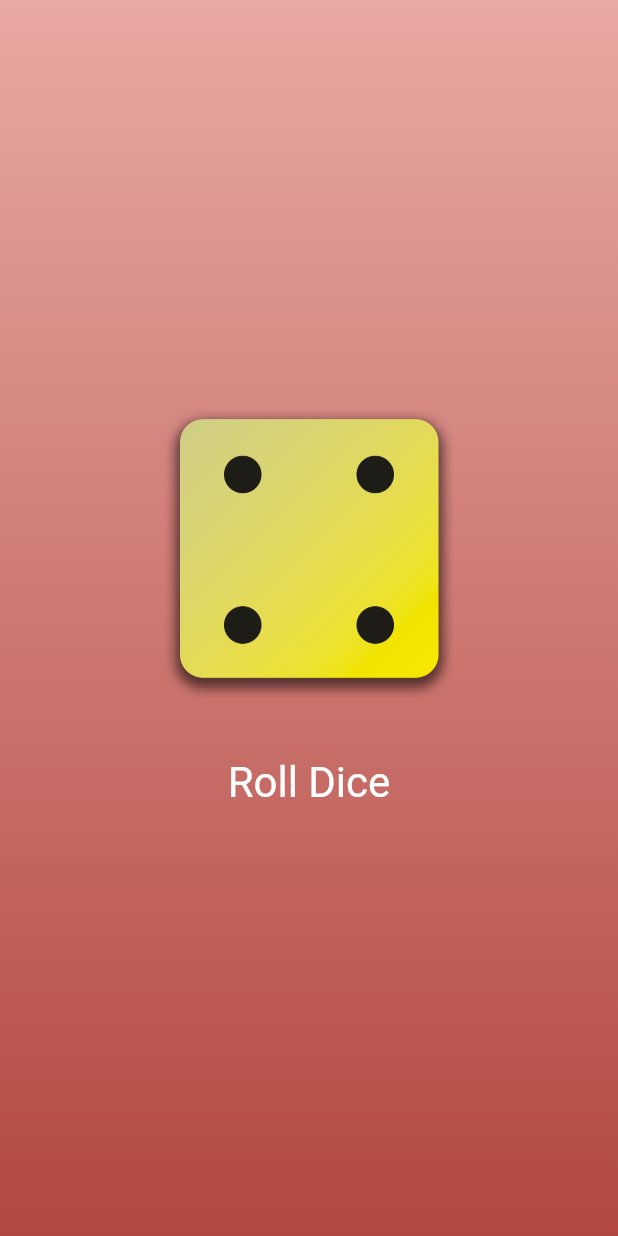
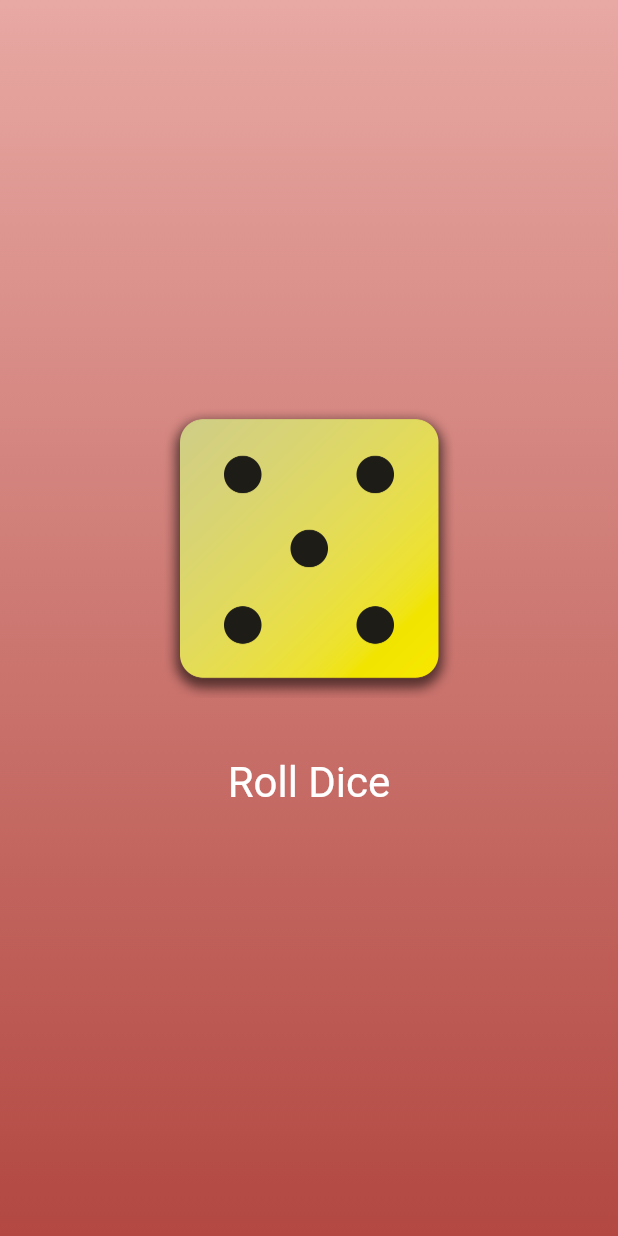
Before and after one commit to ravraw/flutter_roll_dice, a Flutter app: the screen it shows after launch, after a tap on "Roll Dice", on a phone screen of 412 x 824 dp. Run offline on Flutter 3.47's test engine with Material 3 defaults, Android fonts, the phone set to English and light mode, and no system bars.

Commit message:
flutter_roll_dice: added logic to show random image

```diff
--- a/lib/dice_roller.dart
+++ b/lib/dice_roller.dart
@@ -1,4 +1,7 @@
 import 'package:flutter/material.dart';
+import "dart:math";
+
+final randomizer = Random();
 
 class DiceRoller extends StatefulWidget {
   const DiceRoller({super.key});
@@ -10,11 +13,11 @@ class DiceRoller extends StatefulWidget {
 }
 
 class _DiceRollerState extends State<DiceRoller> {
-  var diceImage = 'assets/images/dice-6.png';
+  var currentDiceRoll = 2;
 
   void rollDice() {
     setState(() {
-      diceImage = 'assets/images/dice-4.png';
+      currentDiceRoll = randomizer.nextInt(6) + 1;
     });
   }
 
@@ -23,7 +26,7 @@ class _DiceRollerState extends State<DiceRoller> {
     return Column(
       mainAxisSize: MainAxisSize.min,
       children: [
-        Image.asset(diceImage, width: 200),
+        Image.asset('assets/images/dice-$currentDiceRoll.png', width: 200),
         const SizedBox(height: 20),
         TextButton(
           onPressed: rollDice,
```
